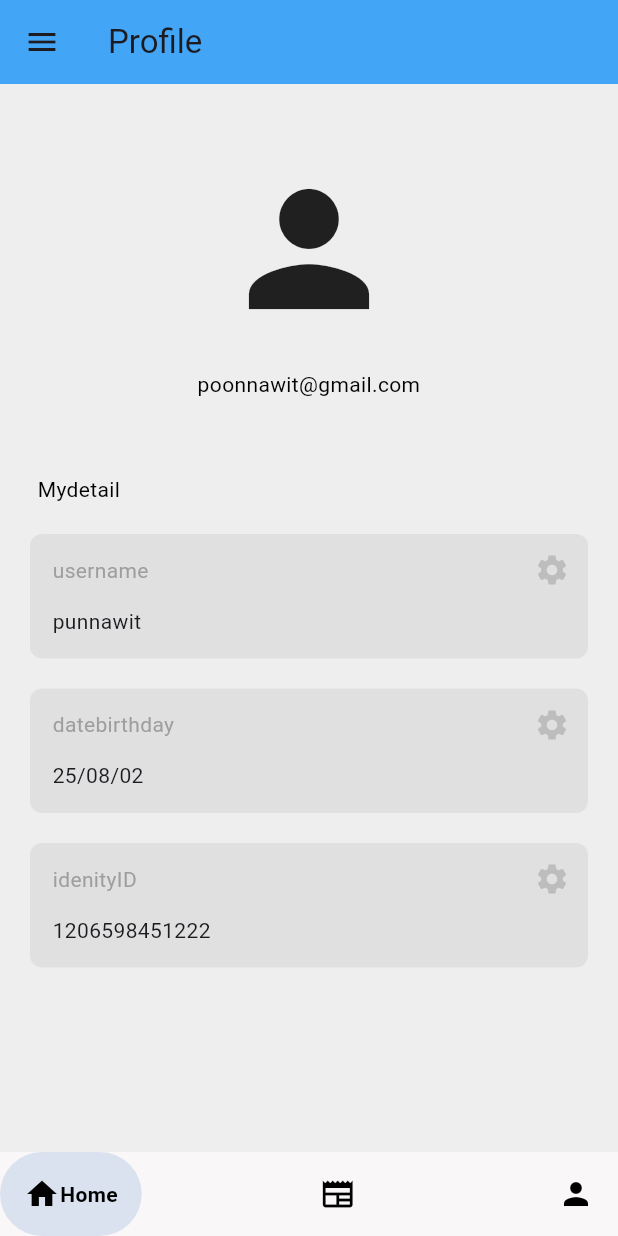
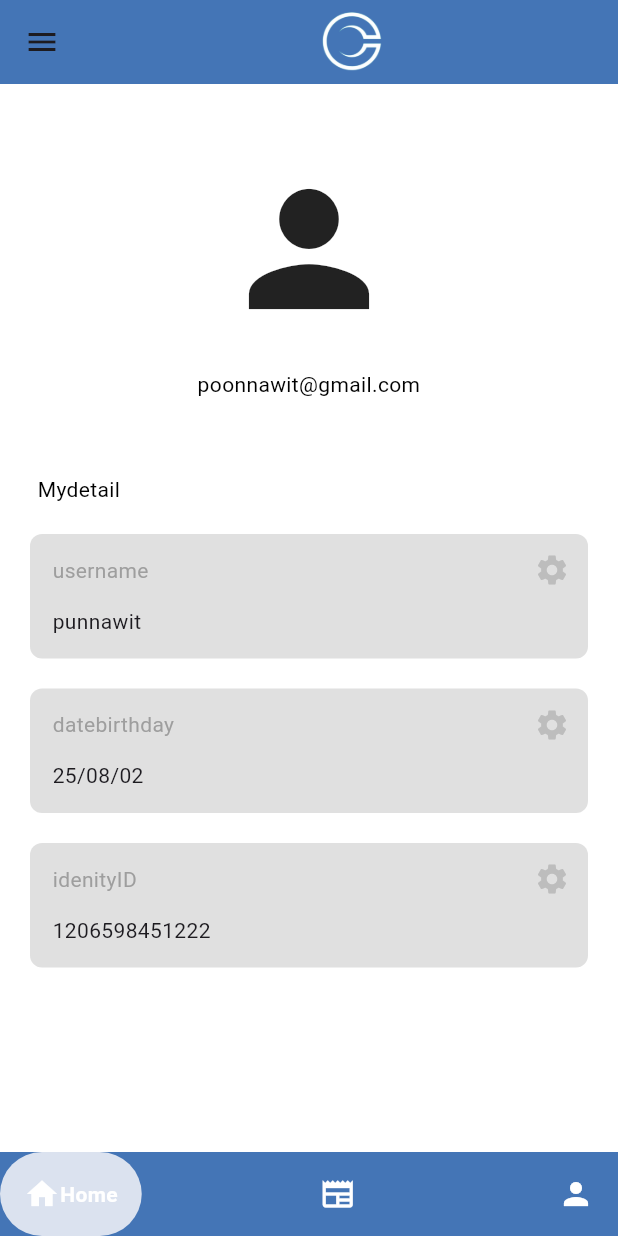
Before and after one commit to Niggy1980/citizen, a Flutter app: the ProfilePage screen opened by its route, on a phone screen of 412 x 824 dp. Run offline on Flutter 3.47's test engine with Material 3 defaults, Android fonts, the phone set to English and light mode, and no system bars; drawn by our look-alikes of google_nav_bar; our stand-ins replace cloud_firestore, firebase_core, fluttertoast; missing offline and left inert: dart:js; accounts and stored records are empty.

Commit message:
colorupdate

```diff
--- a/lib/feature/USER/Function/Drawer.dart
+++ b/lib/feature/USER/Function/Drawer.dart
@@ -70,6 +70,5 @@ class MyDrawer extends StatelessWidget {
     ),
 
     );
-
   }
 }
--- a/lib/feature/USER/presentation/Homepage/HomePage.dart
+++ b/lib/feature/USER/presentation/Homepage/HomePage.dart
@@ -95,7 +95,7 @@ Future<void> _deleteProduct(String productId) async {
   Widget build(BuildContext context) {
     return Scaffold(
       backgroundColor: Colors.white,
-      appBar: AppBar(title: Center(child:Image(image: AssetImage ('assets/image/LOGOCC.png'),width: 100,)),
+      appBar: AppBar(title: Center(child:Image(image: AssetImage ('assets/image/citizenicon.png'),width: 50,)),
         backgroundColor: Color.fromRGBO(68, 117, 182, 1.0),
       ),
       drawer: MyDrawer(),
--- a/lib/feature/USER/presentation/Homepage/ProfilePage.dart
+++ b/lib/feature/USER/presentation/Homepage/ProfilePage.dart
@@ -16,12 +16,12 @@ class _ProfilePageState extends State<ProfilePage> {
   @override
   Widget build(BuildContext context) {
     return Scaffold(
-      backgroundColor: Colors.grey[200],
+      backgroundColor: Colors.white,
       drawer: MyDrawer(),
       bottomNavigationBar: GNav(
-        backgroundColor: Color.fromRGBO(249, 247, 247, 1.0),
-        color: Colors.black,
-        activeColor: Colors.black,
+        backgroundColor: Color.fromRGBO(68, 117, 182, 1.0),
+        color: Colors.white,
+        activeColor: Colors.white,
         tabBackgroundColor: Color.fromRGBO(219, 226, 239, 100),
         padding: EdgeInsets.all(16),
         tabs: const [
@@ -31,8 +31,8 @@ class _ProfilePageState extends State<ProfilePage> {
         ],
       ),
       appBar: AppBar(
-        title: Text("Profile"),
-        backgroundColor: Colors.blue[400],
+        title: Center (child:Image(image: AssetImage ('assets/image/citizenicon.png'),width: 50,)),
+        backgroundColor: Color.fromRGBO(68, 117, 182, 1.0),
       ),
       body: ListView(
         children: [
```
Also changed, not shown: lib/feature/USER/presentation/Homepage/NewsPage.dart (+6 -5 lines), assets/image/citizenicon.png (added).
